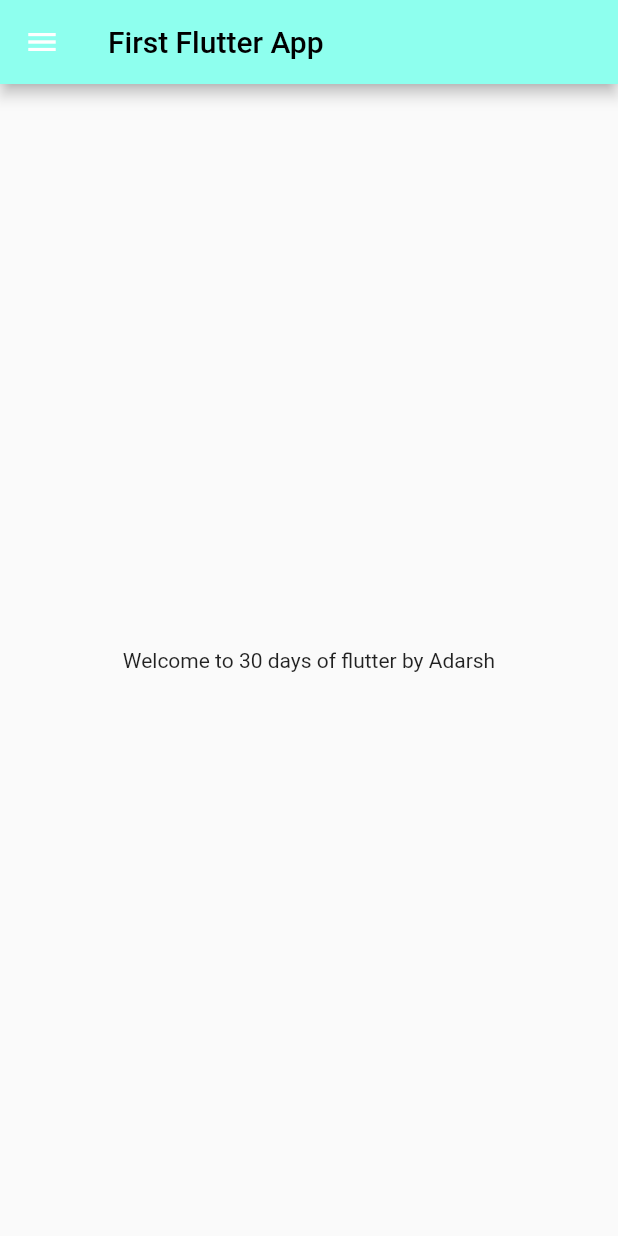
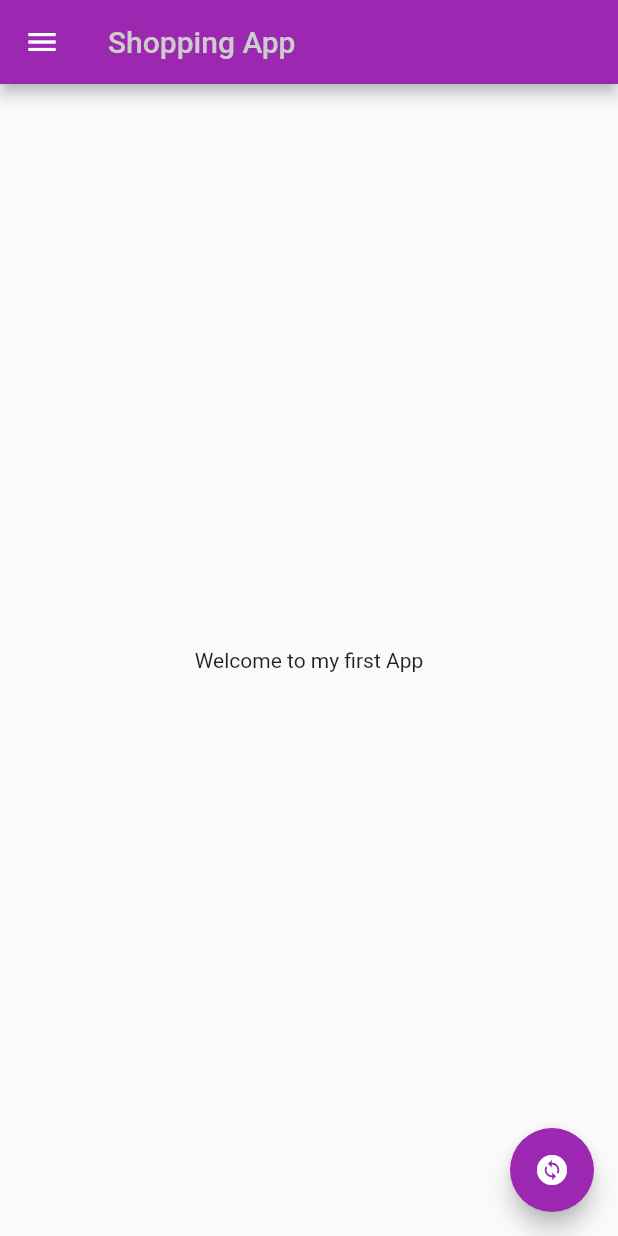
Before and after one commit to rtadarsh/30DaysOfFlutter, a Flutter app: the screen it shows after launch, on a phone screen of 412 x 824 dp. Run offline on Flutter 3.47's test engine with Material 2 defaults, Android fonts, the phone set to English and light mode, and no system bars; missing offline and left inert: dart:ffi.

Commit message:
Themes, Fonts, Routes, Methods, Class

```diff
--- a/lib/home_page.dart
+++ /dev/null
@@ -1,26 +0,0 @@
-import 'package:flutter/material.dart';
-
-class HomePage extends StatelessWidget {
-  @override
-  int days = 30;
-  String name = "Adarsh";
-  Widget build(BuildContext context) {
-    return Scaffold(
-      appBar: AppBar(
-        backgroundColor: Color(0xFF8EFFEE),
-        title: Text(
-          "First Flutter App",
-          style: TextStyle(fontSize: 20, color: Color(0xFF000000)),
-        ),
-      ),
-      body: Center(
-          child: Container(
-        child: Text('Welcome to $days days of flutter by $name'),
-      )),
-      drawer: Drawer(
-        backgroundColor: Color(0xFF11111),
-        child: ListView(),
-      ),
-    );
-  }
-}
--- a/lib/main.dart
+++ b/lib/main.dart
@@ -1,13 +1,31 @@
 import 'package:flutter/material.dart';
-import './home_page.dart';
+import 'pages/home_page.dart';
+import 'pages/login_page.dart';
 
 void main() {
   runApp(MyApp());
 }
 
 class MyApp extends StatelessWidget {
-  @override
+  @override // you need to override previously written build method that returns a widget
   Widget build(BuildContext context) {
-    return MaterialApp(home: HomePage());
+    // context is a piece of info telling about the position of each widget in the hierarchy tree
+    return MaterialApp(
+      // home: HomePage(), // this is the initial page of whole app
+      themeMode: ThemeMode.dark,
+      theme: ThemeData(
+        primarySwatch: Colors.red,
+      ),
+      darkTheme: ThemeData(
+        primarySwatch: Colors.purple,
+      ),
+      initialRoute: "/home",
+      routes: {
+        "/": (context) =>
+            LoginPage(), // this can only be included if home property is not specified. This is the default route unless otherwise specified by initialRoute
+        "/home": (context) => HomePage(),
+        "/login": (context) => LoginPage(),
+      },
+    );
   }
 }
--- /dev/null
+++ b/lib/pages/home_page.dart
@@ -0,0 +1,48 @@
+import 'dart:ffi';
+
+import 'package:first_app/pages/login_page.dart';
+import 'package:flutter/material.dart';
+
+class HomePage extends StatelessWidget {
+  final int days = 30;
+  final String name = "Adarsh";
+  @override
+  Widget build(BuildContext context) {
+    return Scaffold(
+      appBar: AppBar(
+        title: Text(
+          "Shopping App",
+          style: TextStyle(
+            color: Color(0xFFCCCCCC),
+          ),
+        ),
+        // backgroundColor: Color(0x99123456),
+      ),
+      body: Center(
+        child: Text("Welcome to my first App"),
+      ),
+      floatingActionButton: FloatingActionButton(
+        child: Icon(Icons.change_circle),
+        onPressed: null,
+      ),
+      drawer: Drawer(),
+    );
+    // return Scaffold(
+    //   appBar: AppBar(
+    //     backgroundColor: Color(0xFF8EFFEE),
+    //     title: Text(
+    //       "First Flutter App",
+    //       style: TextStyle(fontSize: 20, color: Color(0xFF000000)),
+    //     ),
+    //   ),
+    //   body: Center(
+    //       child: Container(
+    //     child: Text('Welcome to $days days of flutter by $name'),
+    //   )),
+    //   drawer: Drawer(
+    //     backgroundColor: Color(0xFF11111),
+    //     child: ListView(),
+    //   ),
+    // );
+  }
+}
--- a/pubspec.yaml
+++ b/pubspec.yaml
@@ -18,7 +18,7 @@ publish_to: 'none' # Remove this line if you wish to publish to pub.dev
 version: 1.0.0+1
 
 environment:
-  sdk: ">=2.7.0 <3.0.0"
+  sdk: ">=2.12.0 <3.0.0"
 
 dependencies:
   flutter:
```
Also changed, not shown: lib/learn.dart (+12 -1 lines), lib/pages/login_page.dart (added, +20 -0 lines).
